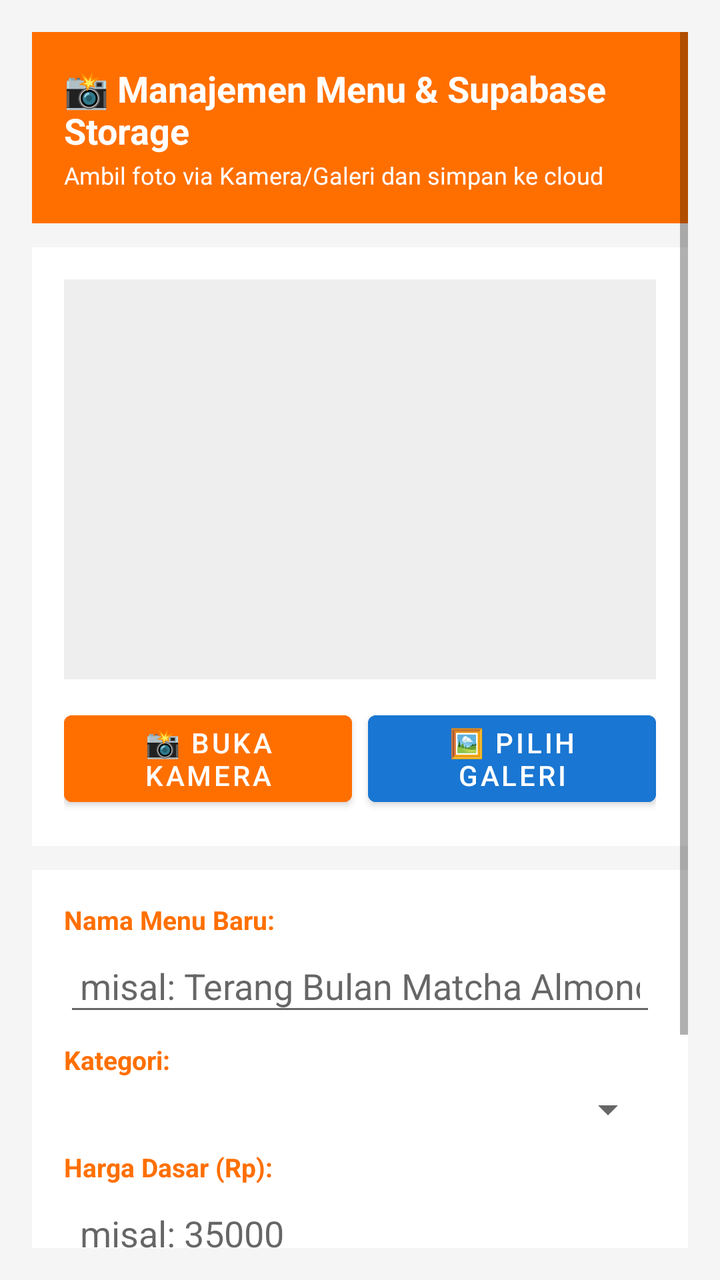
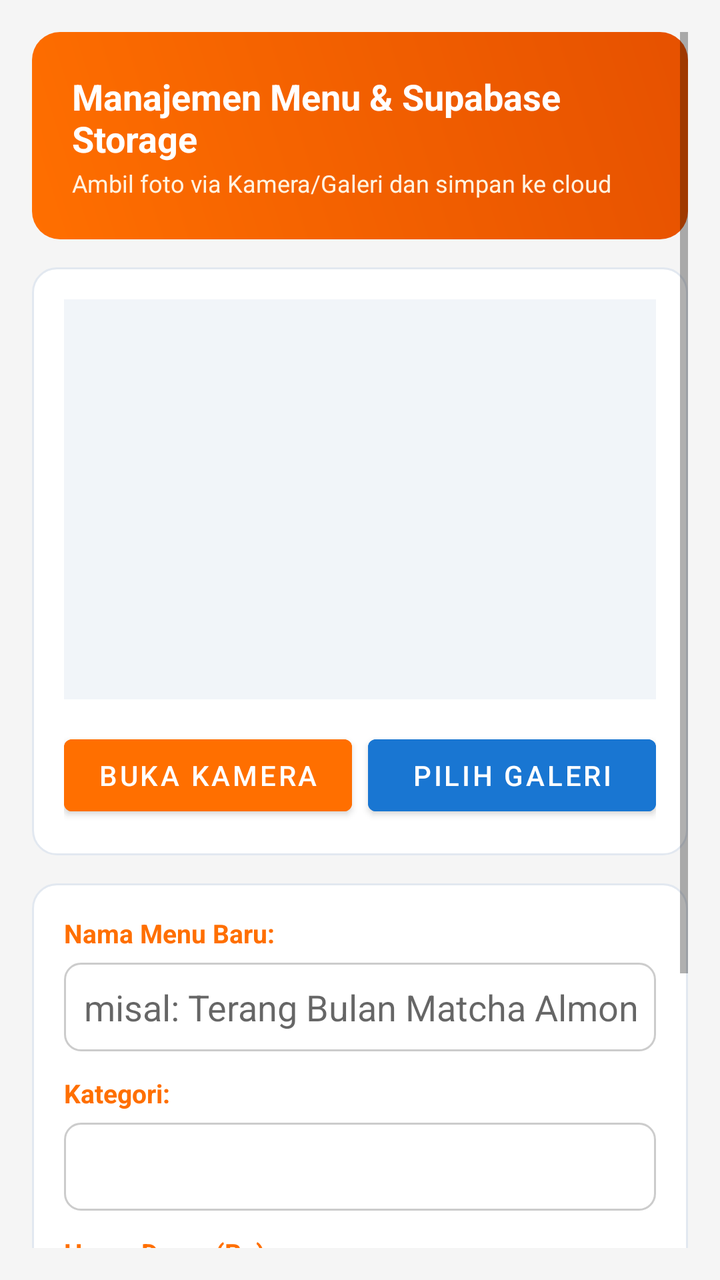

Screens rendered from an Android XML layout before and after an edit, with the pre-edit source and the edit as a unified diff.
<!-- AndroidManifest.xml: application theme Theme.Material3.Light -->
<!-- res/layout/activity_upload_menu.xml -->
<?xml version="1.0" encoding="utf-8"?>
<ScrollView xmlns:android="http://schemas.android.com/apk/res/android"
    android:layout_width="match_parent"
    android:layout_height="match_parent"
    android:background="@color/background"
    android:padding="16dp">

    <LinearLayout
        android:layout_width="match_parent"
        android:layout_height="wrap_content"
        android:orientation="vertical">

        
        <LinearLayout
            android:layout_width="match_parent"
            android:layout_height="wrap_content"
            android:orientation="vertical"
            android:background="@color/primary"
            android:padding="16dp">

            <TextView
                android:layout_width="wrap_content"
                android:layout_height="wrap_content"
                android:text="📸 Manajemen Menu &amp; Supabase Storage"
                android:textSize="18sp"
                android:textStyle="bold"
                android:textColor="@color/white" />

            <TextView
                android:layout_width="wrap_content"
                android:layout_height="wrap_content"
                android:text="Ambil foto via Kamera/Galeri dan simpan ke cloud"
                android:textSize="12sp"
                android:textColor="@color/white"
                android:layout_marginTop="2dp" />
        </LinearLayout>

        
        <LinearLayout
            android:layout_width="match_parent"
            android:layout_height="wrap_content"
            android:orientation="vertical"
            android:background="@color/surface"
            android:padding="16dp"
            android:gravity="center"
            android:layout_marginTop="12dp">

            <ImageView
                android:id="@+id/imgPreviewFoto"
                android:layout_width="match_parent"
                android:layout_height="200dp"
                android:scaleType="centerCrop"
                android:background="#EEEEEE"
                android:contentDescription="Preview Foto Menu" />

            
            <LinearLayout
                android:layout_width="match_parent"
                android:layout_height="wrap_content"
                android:orientation="horizontal"
                android:layout_marginTop="12dp">

                <Button
                    android:id="@+id/btnAmbilKamera"
                    android:layout_width="0dp"
                    android:layout_height="wrap_content"
                    android:layout_weight="1"
                    android:text="📸 Buka Kamera"
                    android:backgroundTint="@color/primary" />

                <Button
                    android:id="@+id/btnPilihGaleri"
                    android:layout_width="0dp"
                    android:layout_height="wrap_content"
                    android:layout_weight="1"
                    android:layout_marginStart="8dp"
                    android:text="🖼️ Pilih Galeri"
                    android:backgroundTint="#1976D2" />
            </LinearLayout>
        </LinearLayout>

        
        <LinearLayout
            android:layout_width="match_parent"
            android:layout_height="wrap_content"
            android:orientation="vertical"
            android:background="@color/surface"
            android:padding="16dp"
            android:layout_marginTop="12dp">

            <TextView
                android:layout_width="wrap_content"
                android:layout_height="wrap_content"
                android:text="Nama Menu Baru:"
                android:textStyle="bold"
                android:textSize="13sp"
                android:textColor="@color/primary" />

            <EditText
                android:id="@+id/edtNamaMenu"
                android:layout_width="match_parent"
                android:layout_height="wrap_content"
                android:hint="misal: Terang Bulan Matcha Almond"
                android:inputType="textCapWords"
                android:padding="8dp"
                android:layout_marginTop="4dp" />

            <TextView
                android:layout_width="wrap_content"
                android:layout_height="wrap_content"
                android:text="Kategori:"
                android:textStyle="bold"
                android:textSize="13sp"
                android:textColor="@color/primary"
                android:layout_marginTop="8dp" />

            <Spinner
                android:id="@+id/spKategoriMenu"
                android:layout_width="match_parent"
                android:layout_height="wrap_content"
                android:padding="6dp"
                android:layout_marginTop="4dp" />

            <TextView
                android:layout_width="wrap_content"
                android:layout_height="wrap_content"
                android:text="Harga Dasar (Rp):"
                android:textStyle="bold"
                android:textSize="13sp"
                android:textColor="@color/primary"
                android:layout_marginTop="8dp" />

            <EditText
                android:id="@+id/edtHargaMenu"
                android:layout_width="match_parent"
                android:layout_height="wrap_content"
                android:hint="misal: 35000"
                android:inputType="number"
                android:padding="8dp"
                android:layout_marginTop="4dp" />
        </LinearLayout>

        
        <Button
            android:id="@+id/btnSimpanMenu"
            android:layout_width="match_parent"
            android:layout_height="wrap_content"
            android:text="☁️ Simpan Menu &amp; Upload Supabase"
            android:backgroundTint="@android:color/holo_green_dark"
            android:layout_marginTop="16dp" />

        <TextView
            android:id="@+id/txStatusUpload"
            android:layout_width="match_parent"
            android:layout_height="wrap_content"
            android:text="Foto akan diunggah ke Supabase Storage 'menu-images' dan data katalog tersinkron ke Cloud Firestore."
            android:textSize="11sp"
            android:textColor="#757575"
            android:textAlignment="center"
            android:layout_marginTop="8dp"
            android:layout_marginBottom="24dp" />

    </LinearLayout>
</ScrollView>
<!-- resources referenced by this layout -->
<resources>
  <color name="background">#F5F5F5</color>
  <color name="primary">#FF6F00</color>
  <color name="surface">#FFFFFF</color>
  <color name="white">#FFFFFF</color>
  <style name="Theme.Material3.Light" parent="Theme.MaterialComponents.DayNight.NoActionBar">
          <item name="colorPrimary">@color/primary</item>
          <item name="colorPrimaryVariant">@color/primary_variant</item>
          <item name="colorOnPrimary">@color/on_primary</item>
          <item name="colorSecondary">@color/secondary</item>
          <item name="android:statusBarColor">@color/primary_variant</item>
      </style>
  <color name="primary_variant">#E65100</color>
  <color name="on_primary">#FFFFFF</color>
  <color name="secondary">#FFA000</color>
</resources>

<!-- the commit's change to res/layout/activity_upload_menu.xml (unified diff, before → after) -->
@@ -15,13 +15,13 @@
             android:layout_width="match_parent"
             android:layout_height="wrap_content"
             android:orientation="vertical"
-            android:background="@color/primary"
-            android:padding="16dp">
+            android:background="@drawable/bg_header_gradient"
+            android:padding="20dp">
 
             <TextView
                 android:layout_width="wrap_content"
                 android:layout_height="wrap_content"
-                android:text="📸 Manajemen Menu &amp; Supabase Storage"
+                android:text="Manajemen Menu &amp; Supabase Storage"
                 android:textSize="18sp"
                 android:textStyle="bold"
                 android:textColor="@color/white" />
@@ -31,7 +31,7 @@
                 android:layout_height="wrap_content"
                 android:text="Ambil foto via Kamera/Galeri dan simpan ke cloud"
                 android:textSize="12sp"
-                android:textColor="@color/white"
+                android:textColor="#FFF3E0"
                 android:layout_marginTop="2dp" />
         </LinearLayout>
 
@@ -40,17 +40,17 @@
             android:layout_width="match_parent"
             android:layout_height="wrap_content"
             android:orientation="vertical"
-            android:background="@color/surface"
+            android:background="@drawable/bg_card_minimal"
             android:padding="16dp"
             android:gravity="center"
-            android:layout_marginTop="12dp">
+            android:layout_marginTop="14dp">
 
             <ImageView
                 android:id="@+id/imgPreviewFoto"
                 android:layout_width="match_parent"
                 android:layout_height="200dp"
                 android:scaleType="centerCrop"
-                android:background="#EEEEEE"
+                android:background="#F1F5F9"
                 android:contentDescription="Preview Foto Menu" />
 
             
@@ -58,14 +58,14 @@
                 android:layout_width="match_parent"
                 android:layout_height="wrap_content"
                 android:orientation="horizontal"
-                android:layout_marginTop="12dp">
+                android:layout_marginTop="14dp">
 
                 <Button
                     android:id="@+id/btnAmbilKamera"
                     android:layout_width="0dp"
                     android:layout_height="wrap_content"
                     android:layout_weight="1"
-                    android:text="📸 Buka Kamera"
+                    android:text="Buka Kamera"
                     android:backgroundTint="@color/primary" />
 
                 <Button
@@ -74,7 +74,7 @@
                     android:layout_height="wrap_content"
                     android:layout_weight="1"
                     android:layout_marginStart="8dp"
-                    android:text="🖼️ Pilih Galeri"
+                    android:text="Pilih Galeri"
                     android:backgroundTint="#1976D2" />
             </LinearLayout>
         </LinearLayout>
@@ -84,9 +84,9 @@
             android:layout_width="match_parent"
             android:layout_height="wrap_content"
             android:orientation="vertical"
-            android:background="@color/surface"
+            android:background="@drawable/bg_card_minimal"
             android:padding="16dp"
-            android:layout_marginTop="12dp">
+            android:layout_marginTop="14dp">
 
             <TextView
                 android:layout_width="wrap_content"
@@ -102,8 +102,9 @@
                 android:layout_height="wrap_content"
                 android:hint="misal: Terang Bulan Matcha Almond"
                 android:inputType="textCapWords"
-                android:padding="8dp"
-                android:layout_marginTop="4dp" />
+                android:padding="10dp"
+                android:background="@drawable/bg_input_field"
+                android:layout_marginTop="6dp" />
 
             <TextView
                 android:layout_width="wrap_content"
@@ -112,14 +113,15 @@
                 android:textStyle="bold"
                 android:textSize="13sp"
                 android:textColor="@color/primary"
-                android:layout_marginTop="8dp" />
+                android:layout_marginTop="12dp" />
 
             <Spinner
                 android:id="@+id/spKategoriMenu"
                 android:layout_width="match_parent"
-                android:layout_height="wrap_content"
+                android:layout_height="44dp"
                 android:padding="6dp"
-                android:layout_marginTop="4dp" />
+                android:background="@drawable/bg_input_field"
+                android:layout_marginTop="6dp" />
 
             <TextView
                 android:layout_width="wrap_content"
@@ -128,7 +130,7 @@
                 android:textStyle="bold"
                 android:textSize="13sp"
                 android:textColor="@color/primary"
-                android:layout_marginTop="8dp" />
+                android:layout_marginTop="12dp" />
 
             <EditText
                 android:id="@+id/edtHargaMenu"
@@ -136,16 +138,17 @@
                 android:layout_height="wrap_content"
                 android:hint="misal: 35000"
                 android:inputType="number"
-                android:padding="8dp"
-                android:layout_marginTop="4dp" />
+                android:padding="10dp"
+                android:background="@drawable/bg_input_field"
+                android:layout_marginTop="6dp" />
         </LinearLayout>
 
         
         <Button
             android:id="@+id/btnSimpanMenu"
             android:layout_width="match_parent"
-            android:layout_height="wrap_content"
-            android:text="☁️ Simpan Menu &amp; Upload Supabase"
+            android:layout_height="50dp"
+            android:text="Simpan Menu &amp; Upload Supabase"
             android:backgroundTint="@android:color/holo_green_dark"
             android:layout_marginTop="16dp" />
 
<!-- resource entries referenced after the edit -->
@@ -2,8 +2,37 @@
 <resources>
   <color name="background">#F5F5F5</color>
   <color name="primary">#FF6F00</color>
-  <color name="surface">#FFFFFF</color>
   <color name="white">#FFFFFF</color>
+  <!-- drawable bg_card_minimal (drawable) -->
+  <?xml version="1.0" encoding="utf-8"?>
+  <shape xmlns:android="http://schemas.android.com/apk/res/android"
+      android:shape="rectangle">
+      <solid android:color="#FFFFFF" />
+      <stroke
+          android:width="1dp"
+          android:color="#E2E8F0" />
+      <corners android:radius="12dp" />
+  </shape>
+  <!-- drawable bg_header_gradient (drawable) -->
+  <?xml version="1.0" encoding="utf-8"?>
+  <shape xmlns:android="http://schemas.android.com/apk/res/android"
+      android:shape="rectangle">
+      <gradient
+          android:startColor="#FF6F00"
+          android:endColor="#E65100"
+          android:angle="45" />
+      <corners android:radius="14dp" />
+  </shape>
+  <!-- drawable bg_input_field (drawable) -->
+  <?xml version="1.0" encoding="utf-8"?>
+  <shape xmlns:android="http://schemas.android.com/apk/res/android"
+      android:shape="rectangle">
+      <solid android:color="#FFFFFF" />
+      <stroke
+          android:width="1dp"
+          android:color="#CCCCCC" />
+      <corners android:radius="8dp" />
+  </shape>
   <style name="Theme.Material3.Light" parent="Theme.MaterialComponents.DayNight.NoActionBar">
           <item name="colorPrimary">@color/primary</item>
           <item name="colorPrimaryVariant">@color/primary_variant</item>
